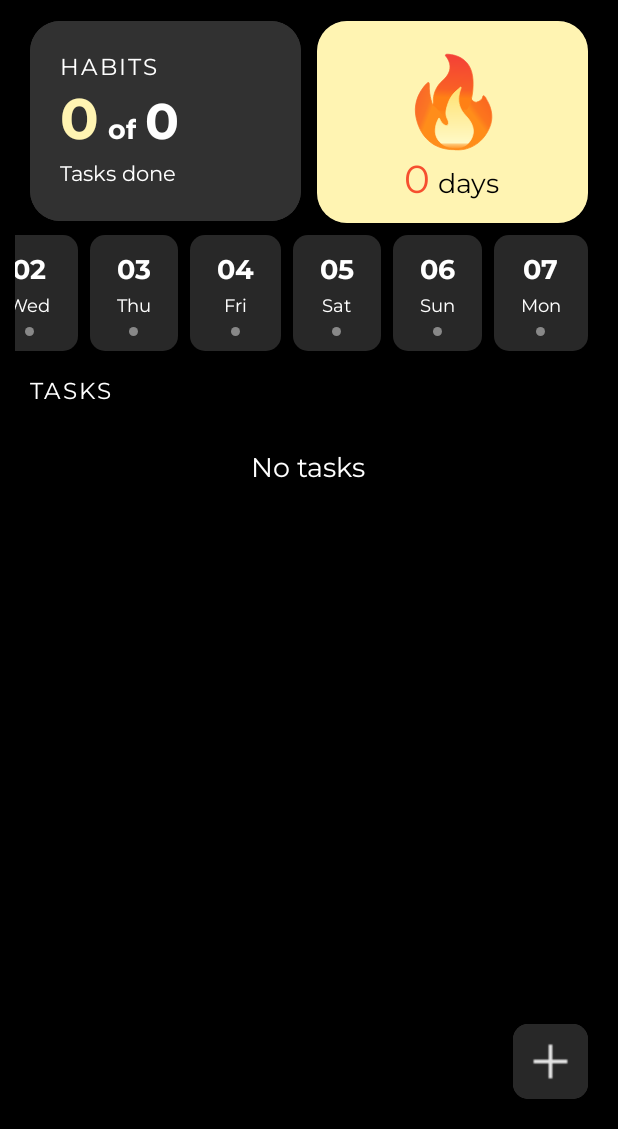
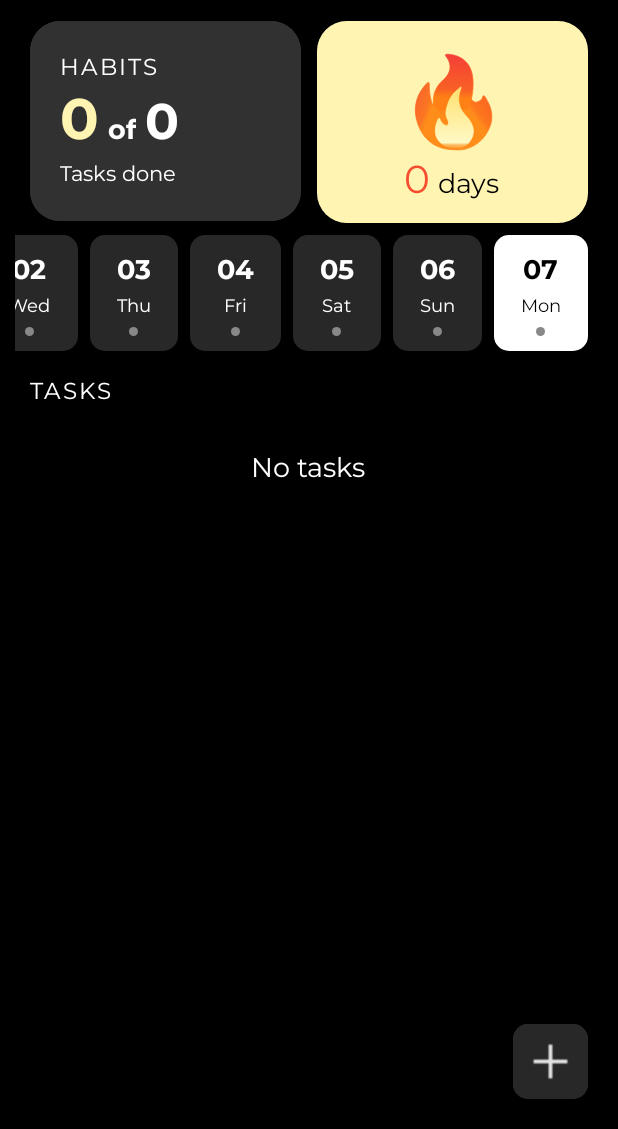
Before and after one commit to Arijit-05/Momentum, an Android app: the screen it shows after launch once a user with an empty profile is signed in (MainActivity), on a phone screen of 412 x 824 dp, the part 107-1236 px from its top. Run offline under Robolectric (Android 15) with nearby library versions, the phone set to English and light mode, and no system bars; our stand-ins replace Firebase (no records; nobody signed in at launch, a user with empty details on screens opened directly).

Commit message:
finished main activity

```diff
--- a/app/src/main/java/com/arijit/habits/MainActivity.kt
+++ b/app/src/main/java/com/arijit/habits/MainActivity.kt
@@ -1,9 +1,5 @@
 package com.arijit.habits
 
-import android.Manifest
-import android.annotation.SuppressLint
-import android.app.AlarmManager
-import android.app.PendingIntent
 import android.app.TimePickerDialog
 import android.content.Intent
 import android.os.Bundle
@@ -23,7 +19,6 @@ import androidx.recyclerview.widget.LinearLayoutManager
 import androidx.recyclerview.widget.RecyclerView
 import com.arijit.habits.utils.CalendarAdapter
 import com.arijit.habits.utils.HabitAdapter
-import com.arijit.habits.utils.ReminderReceiver
 import com.arijit.habits.utils.Vibration
 import com.google.android.material.materialswitch.MaterialSwitch
 import com.google.firebase.auth.FirebaseAuth
@@ -31,11 +26,14 @@ import com.google.firebase.firestore.FirebaseFirestore
 import java.text.SimpleDateFormat
 import java.util.Calendar
 import android.util.Log
-import androidx.annotation.RequiresPermission
 import com.airbnb.lottie.LottieAnimationView
 import com.arijit.habits.models.Habit
 import java.util.Locale
 import com.arijit.habits.models.DateTaskStatus
+import com.arijit.habits.utils.ReminderUtils
+import android.content.pm.PackageManager
+import android.os.Build
+import androidx.core.app.ActivityCompat
 
 class MainActivity : AppCompatActivity() {
     private lateinit var titleTxt: TextView
@@ -51,11 +49,18 @@ class MainActivity : AppCompatActivity() {
     private lateinit var habitAdapter: HabitAdapter
     private val dateFormat = SimpleDateFormat("yyyy-MM-dd", Locale.getDefault())
     private var selectedDateString: String? = null
+    private lateinit var calendarAdapter: CalendarAdapter
 
     override fun onCreate(savedInstanceState: Bundle?) {
         super.onCreate(savedInstanceState)
         enableEdgeToEdge()
         setContentView(R.layout.activity_main)
+        // Request notification permission for Android 13+
+        if (Build.VERSION.SDK_INT >= Build.VERSION_CODES.TIRAMISU) {
+            if (ActivityCompat.checkSelfPermission(this, android.Manifest.permission.POST_NOTIFICATIONS) != PackageManager.PERMISSION_GRANTED) {
+                ActivityCompat.requestPermissions(this, arrayOf(android.Manifest.permission.POST_NOTIFICATIONS), 1001)
+            }
+        }
         ViewCompat.setOnApplyWindowInsetsListener(findViewById(R.id.main)) { v, insets ->
             val systemBars = insets.getInsets(WindowInsetsCompat.Type.systemBars())
             v.setPadding(systemBars.left, systemBars.top, systemBars.right, systemBars.bottom)
@@ -100,10 +105,12 @@ class MainActivity : AppCompatActivity() {
 
         val recycler = findViewById<RecyclerView>(R.id.calendar_recycler)
         val calendarData = generateCalendarData()
-        val calendarAdapter = CalendarAdapter(calendarData) { selectedDate ->
+        calendarAdapter = CalendarAdapter(calendarData, { selectedDate ->
+            val selectedDateStr = dateFormat.format(selectedDate.date)
+            calendarAdapter.updateSelectedDate(selectedDateStr)
             onCalendarDateSelected(selectedDate)
-        }
-
+            Vibration.vibrate(this, 50)
+        }, selectedDateString)
         recycler.layoutManager = LinearLayoutManager(this, LinearLayoutManager.HORIZONTAL, false)
         recycler.adapter = calendarAdapter
         recycler.scrollToPosition(calendarData.size - 1)
@@ -167,40 +174,15 @@ class MainActivity : AppCompatActivity() {
 
                 val calendarData = generateCalendarData()
                 calendarAdapter.updateData(calendarData)
-
                 selectedDateString?.let {
                     val date = dateFormat.parse(it)
+                    calendarAdapter.updateSelectedDate(it)
                     onCalendarDateSelected(DateTaskStatus(date!!, 0, 0))
                 }
             }
 
         val today = Calendar.getInstance().time
         onCalendarDateSelected(DateTaskStatus(today, 0, 0))
-    }
-
-    private fun fetchallHabitsFromFirebase() {
-        val userId = FirebaseAuth.getInstance().currentUser?.uid ?: return
-        val db = FirebaseFirestore.getInstance()
-
-        db.collection("users").document(userId)
-            .collection("allHabits")
-            .get()
-            .addOnSuccessListener { querySnapshot ->
-                allHabits.clear()
-
-                val fetched = querySnapshot.documents.mapNotNull { doc ->
-                    doc.toObject(Habit::class.java)?.apply {
-                        id = doc.id
-                    }
-                }
-
-                val sorted = fetched.sortedBy { it.isDone }
-                allHabits.addAll(sorted)
-                habitAdapter.notifyDataSetChanged()
-            }
-            .addOnFailureListener {
-                Toast.makeText(this, "Failed to fetch allHabits", Toast.LENGTH_SHORT).show()
-            }
     }
     private fun animateTitleSequence(titleTxt: TextView, name: String) {
         titleTxt.animate()
@@ -264,6 +246,7 @@ class MainActivity : AppCompatActivity() {
     private fun onCalendarDateSelected(selectedDate: DateTaskStatus) {
         val selectedDateStr = dateFormat.format(selectedDate.date)
         selectedDateString = selectedDateStr
+        calendarAdapter.updateSelectedDate(selectedDateStr)
         val noTasksText = findViewById<TextView>(R.id.no_tasks_text)
 
         val filtered = allHabits.filter { habit ->
@@ -278,10 +261,10 @@ class MainActivity : AppCompatActivity() {
             habit.copy(isDone = habit.completionDates.contains(selectedDateStr))
         }
 
-        updateallHabitsForDate(filtered)
+        updateAllHabitsForDate(filtered)
         noTasksText.visibility = if (filtered.isEmpty()) View.VISIBLE else View.GONE
     }
-    private fun updateallHabitsForDate(filtered: List<Habit>) {
+    private fun updateAllHabitsForDate(filtered: List<Habit>) {
         filteredallHabits.clear()
         // Sort: undone habits first, done habits last
         val sorted = filtered.sortedBy { it.isDone }
@@ -367,7 +350,6 @@ class MainActivity : AppCompatActivity() {
             .setNegativeButton("Cancel", null)
             .show()
     }
-    @SuppressLint("ScheduleExactAlarm")
     private fun saveHabitToFirebase(habit: Habit) {
         val userId = FirebaseAuth.getInstance().currentUser?.uid ?: return
         val db = FirebaseFirestore.getInstance()
@@ -376,57 +358,17 @@ class MainActivity : AppCompatActivity() {
         habit.id = docRef.id
 
         docRef.set(habit)
-            .addOnSuccessListener @androidx.annotation.RequiresPermission(android.Manifest.permission.SCHEDULE_EXACT_ALARM) {
-                scheduleHabitReminder(habit)
+            .addOnSuccessListener {
+                ReminderUtils.scheduleHabitReminder(this, habit)
                 Toast.makeText(this, "Habit added", Toast.LENGTH_SHORT).show()
             }
             .addOnFailureListener {
                 Toast.makeText(this, "Failed to add habit", Toast.LENGTH_SHORT).show()
             }
     }
-    @SuppressLint("ScheduleExactAlarm")
-    @RequiresPermission(Manifest.permission.SCHEDULE_EXACT_ALARM)
-    private fun scheduleHabitReminder(habit: Habit) {
-        if (!habit.hasReminder || habit.reminderTime.isEmpty()) return
-
-        val timeParts = habit.reminderTime.split(":")
-        val hour = timeParts[0].toInt()
-        val minute = timeParts[1].toInt()
-
-        val calendar = Calendar.getInstance().apply {
-            set(Calendar.HOUR_OF_DAY, hour)
-            set(Calendar.MINUTE, minute)
-            set(Calendar.SECOND, 0)
-        }
-
-        val intent = Intent(this, ReminderReceiver::class.java).apply {
-            putExtra("habitName", habit.name)
-        }
-
-        val pendingIntent = PendingIntent.getBroadcast(
-            this,
-            habit.id.hashCode(),
-            intent,
-            PendingIntent.FLAG_UPDATE_CURRENT or PendingIntent.FLAG_IMMUTABLE
-        )
-
-        val alarmManager = getSystemService(ALARM_SERVICE) as AlarmManager
-        alarmManager.setExactAndAllowWhileIdle(
-            AlarmManager.RTC_WAKEUP,
-            calendar.timeInMillis,
-            pendingIntent
-        )
-//        alarmManager.setRepeating(
-//            AlarmManager.RTC_WAKEUP,
-//            calendar.timeInMillis,
-//            AlarmManager.INTERVAL_DAY,
-//            pendingIntent
-//        )
-    }
     private fun updateHabit(habit: Habit) {
         val userId = FirebaseAuth.getInstance().currentUser?.uid ?: return
         val db = FirebaseFirestore.getInstance()
-        // Ensure completionDates is always present
         if (habit.completionDates == null) {
             habit.completionDates = mutableListOf()
         }
@@ -435,9 +377,8 @@ class MainActivity : AppCompatActivity() {
             .collection("allHabits").document(habit.id)
             .set(habit)
             .addOnSuccessListener {
-                // After updating, re-fetch allHabits for the selected date
+                ReminderUtils.scheduleHabitReminder(this, habit)
                 selectedDateString?.let { dateStr ->
-                    // Find the CalendarDate for the selected string
                     val cal = Calendar.getInstance()
                     val date = try { dateFormat.parse(dateStr) } catch (e: Exception) { null }
                     if (date != null) {
--- a/app/src/main/java/com/arijit/habits/models/Habit.kt
+++ b/app/src/main/java/com/arijit/habits/models/Habit.kt
@@ -1,6 +1,4 @@
 package com.arijit.habits.models
-
-import java.util.UUID
 
 data class Habit(
     var id: String = "",
--- a/app/src/main/java/com/arijit/habits/utils/CalendarAdapter.kt
+++ b/app/src/main/java/com/arijit/habits/utils/CalendarAdapter.kt
@@ -12,20 +12,38 @@ import java.util.Locale
 
 class CalendarAdapter(
     private var dates: List<DateTaskStatus>,
-    private val onDateClick: (DateTaskStatus) -> Unit
+    private val onDateClick: (DateTaskStatus) -> Unit,
+    private var selectedDateString: String? = null
 ): RecyclerView.Adapter<CalendarAdapter.CalendarViewHolder>() {
+
+    companion object {
+        private const val VIEW_TYPE_NORMAL = 0
+        private const val VIEW_TYPE_SELECTED = 1
+    }
 
     fun updateData(newData: List<DateTaskStatus>) {
         dates = newData
         notifyDataSetChanged()
     }
 
+    fun updateSelectedDate(selected: String?) {
+        selectedDateString = selected
+        notifyDataSetChanged()
+    }
+
+    override fun getItemViewType(position: Int): Int {
+        val item = dates[position]
+        val dateFormat = java.text.SimpleDateFormat("yyyy-MM-dd", java.util.Locale.getDefault())
+        val itemDateString = dateFormat.format(item.date)
+        return if (itemDateString == selectedDateString) VIEW_TYPE_SELECTED else VIEW_TYPE_NORMAL
+    }
+
     override fun onCreateViewHolder(
         parent: ViewGroup,
         viewType: Int
     ): CalendarViewHolder {
-        val view = LayoutInflater.from(parent.context)
-            .inflate(R.layout.item_calendar_date, parent, false)
+        val layoutId = if (viewType == VIEW_TYPE_SELECTED) R.layout.item_calendar_date_selected else R.layout.item_calendar_date
+        val view = LayoutInflater.from(parent.context).inflate(layoutId, parent, false)
         return CalendarViewHolder(view)
     }
 
--- a/app/src/main/java/com/arijit/habits/utils/ReminderReceiver.kt
+++ b/app/src/main/java/com/arijit/habits/utils/ReminderReceiver.kt
@@ -31,7 +31,7 @@ class ReminderReceiver : BroadcastReceiver() {
         val notification = NotificationCompat.Builder(context, channelId)
             .setContentTitle("Reminder")
             .setContentText("Time to complete: $habitName")
-            .setSmallIcon(R.drawable.add) // Replace with your own icon
+            .setSmallIcon(R.drawable.add)
             .setAutoCancel(true)
             .build()
 
--- /dev/null
+++ b/app/src/main/res/drawable/date_item_bg_selected.xml
@@ -0,0 +1,5 @@
+<?xml version="1.0" encoding="utf-8"?>
+<shape xmlns:android="http://schemas.android.com/apk/res/android">
+<solid android:color="@color/white" />
+    <corners android:radius="10dp" />
+</shape>
--- a/app/src/main/res/layout/dialog_add_habit.xml
+++ b/app/src/main/res/layout/dialog_add_habit.xml
@@ -27,7 +27,7 @@
                 android:fontFamily="@font/montserrat_regular"
                 android:gravity="center"
                 android:hint="✒️"
-                android:inputType="text"
+                android:inputType="textShortMessage"
                 android:maxLength="2"
                 android:textSize="15sp" />
 
--- /dev/null
+++ b/app/src/main/res/layout/item_calendar_date_selected.xml
@@ -0,0 +1,37 @@
+<?xml version="1.0" encoding="utf-8"?>
+<LinearLayout xmlns:android="http://schemas.android.com/apk/res/android"
+    android:layout_width="wrap_content"
+    android:layout_height="wrap_content"
+    android:paddingVertical="10dp"
+    android:paddingHorizontal="18dp"
+    android:orientation="vertical"
+    android:layout_marginStart="8dp"
+    android:gravity="center"
+    android:background="@drawable/date_item_bg_selected">
+
+    <TextView
+        android:id="@+id/tv_date"
+        android:layout_width="wrap_content"
+        android:layout_height="wrap_content"
+        android:fontFamily="@font/montserrat_bold"
+        android:textColor="@color/black"
+        android:textSize="18sp"
+        android:text="18" />
+
+    <TextView
+        android:id="@+id/tv_day"
+        android:layout_width="wrap_content"
+        android:layout_height="wrap_content"
+        android:fontFamily="@font/montserrat_regular"
+        android:textColor="@color/black"
+        android:textSize="12sp"
+        android:text="MON" />
+
+    <View
+        android:layout_width="6dp"
+        android:layout_height="6dp"
+        android:id="@+id/status_dot"
+        android:layout_marginTop="4dp"
+        android:background="@drawable/dot_grey" />
+
+</LinearLayout>
--- a/app/src/main/res/values/strings.xml
+++ b/app/src/main/res/values/strings.xml
@@ -1,12 +1,7 @@
 <resources>
     <string name="app_name">Momentum</string>
     <!-- TODO: Remove or change this placeholder text -->
-    <string name="hello_blank_fragment">Hello blank fragment</string>
     <!-- Strings used for fragments for navigation -->
-    <string name="first_fragment_label">First Fragment</string>
-    <string name="second_fragment_label">Second Fragment</string>
-    <string name="next">Next</string>
-    <string name="previous">Previous</string>
 
     <string name="lorem_ipsum">
         Lorem ipsum dolor sit amet, consectetur adipiscing elit. Nam in scelerisque sem. Mauris
```
Also changed, not shown: app/src/main/AndroidManifest.xml (+8 -0 lines), app/src/main/java/com/arijit/habits/utils/BootReceiver.kt (added, +28 -0 lines), app/src/main/java/com/arijit/habits/utils/ReminderUtils.kt (added, +48 -0 lines), app/src/main/res/navigation/nav_graph.xml (deleted, +0 -28 lines).
